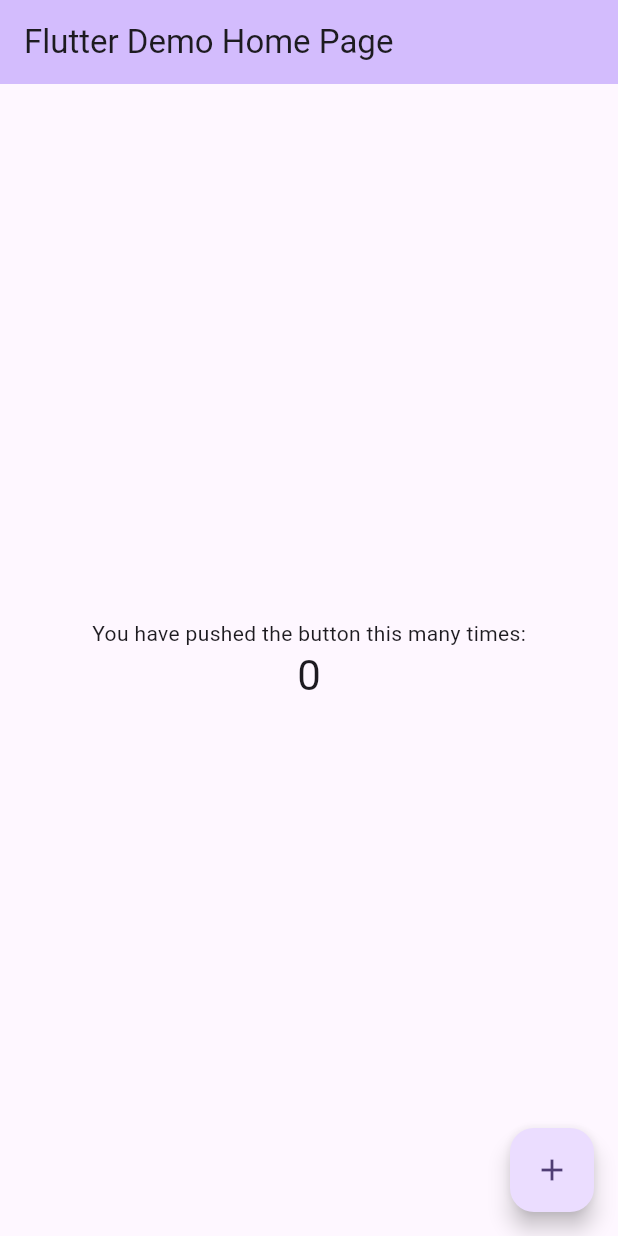
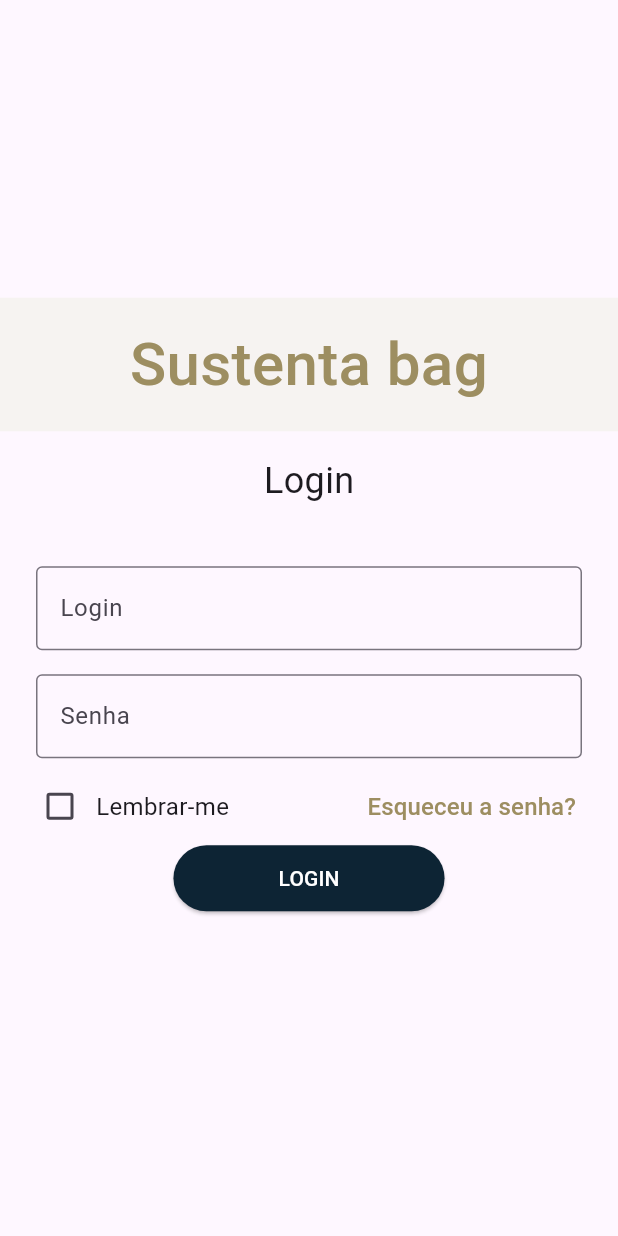
Before and after one commit to Sustenta-Bag/Sustenta-Bag-Business, a Flutter app: the screen it shows after launch, on a phone screen of 412 x 824 dp. Run offline on Flutter 3.47's test engine with Material 3 defaults, Android fonts, the light colour scheme and no system bars; our stand-ins replace flutter_dotenv, sqflite; accounts and stored records are empty; Roboto replaces fonts that are missing (Bellefair).

Commit message:
structure: autenticação de rotas mobile

```diff
--- a/sustenta_bag_business/lib/main.dart
+++ b/sustenta_bag_business/lib/main.dart
@@ -1,122 +1,195 @@
 import 'package:flutter/material.dart';
+import 'package:flutter_dotenv/flutter_dotenv.dart';
+import 'package:sqflite/sqflite.dart';
+import 'package:path/path.dart';
+import 'package:sustenta_bag_business/ui/screens/DashboardPage.dart';
+import 'package:sustenta_bag_business/ui/screens/LoginPage.dart';
 
-void main() {
-  runApp(const MyApp());
+void main() async {
+  WidgetsFlutterBinding.ensureInitialized();
+  try {
+    await dotenv.load(fileName: ".env");
+  } catch (e) {
+    print("Erro ao carregar o arquivo .env: $e");
+  }
+  runApp(MyApp());
 }
 
-class MyApp extends StatelessWidget {
-  const MyApp({super.key});
+class DatabaseHelper {
+  static Database? _database;
 
-  // This widget is the root of your application.
+  static Future<Database> get database async {
+    if (_database != null) return _database!;
+    _database = await _initDatabase();
+    return _database!;
+  }
+
+  static Future<Database> _initDatabase() async {
+    String path = join(await getDatabasesPath(), 'auth.db');
+    return openDatabase(
+      path,
+      version: 1,
+      onCreate: (db, version) {
+        return db.execute(
+          "CREATE TABLE auth (id INTEGER PRIMARY KEY, token TEXT)",
+        );
+      },
+    );
+  }
+
+  static Future<void> saveToken(String token) async {
+    final db = await database;
+    await db.insert(
+      'auth',
+      {'id': 1, 'token': token},
+      conflictAlgorithm: ConflictAlgorithm.replace,
+    );
+  }
+
+  static Future<String?> getToken() async {
+    final db = await database;
+    final List<Map<String, dynamic>> maps = await db.query('auth');
+    if (maps.isNotEmpty) {
+      return maps.first['token'] as String?;
+    }
+    return null;
+  }
+
+  static Future<void> deleteToken() async {
+    final db = await database;
+    await db.delete('auth');
+  }
+}
+
+class MyApp extends StatefulWidget {
+  MyApp({super.key});
+
+  @override
+  State<MyApp> createState() => _MyAppState();
+}
+
+class _MyAppState extends State<MyApp> {
+  bool isAuthenticated = false;
+
+  Future<void> checkAuthentication() async {
+    final String? token = await DatabaseHelper.getToken();
+    setState(() {
+      isAuthenticated = token != null;
+    });
+  }
+
+  @override
+  void initState() {
+    super.initState();
+    checkAuthentication();
+  }
+
   @override
   Widget build(BuildContext context) {
     return MaterialApp(
-      title: 'Flutter Demo',
-      theme: ThemeData(
-        // This is the theme of your application.
-        //
-        // TRY THIS: Try running your application with "flutter run". You'll see
-        // the application has a purple toolbar. Then, without quitting the app,
-        // try changing the seedColor in the colorScheme below to Colors.green
-        // and then invoke "hot reload" (save your changes or press the "hot
-        // reload" button in a Flutter-supported IDE, or press "r" if you used
-        // the command line to start the app).
-        //
-        // Notice that the counter didn't reset back to zero; the application
-        // state is not lost during the reload. To reset the state, use hot
-        // restart instead.
-        //
-        // This works for code too, not just values: Most code changes can be
-        // tested with just a hot reload.
-        colorScheme: ColorScheme.fromSeed(seedColor: Colors.deepPurple),
-      ),
-      home: const MyHomePage(title: 'Flutter Demo Home Page'),
+      title: 'Empresarial',
+      initialRoute: isAuthenticated ? '/dashboard' : '/login',
+      onGenerateRoute: (settings) {
+        //if ((settings.name == '/dashboard' || settings.name == '/agenda' || settings.name == '/produtores') && !isAuthenticated) {
+          //return createRoute(const LoginPage());
+       // }
+
+        switch (settings.name) {
+          case '/login':
+            return createRoute(const LoginPage());
+          //case '/agenda':
+          //  return createRoute(const AuthenticatedLayout(selectedIndex: 1));
+         // case '/produtores':
+          //  return createRoute(const AuthenticatedLayout(selectedIndex: 2));
+          //case '/dashboard':
+          //  return createRoute(const AuthenticatedLayout(selectedIndex: 0));
+          case '/dashboard':
+          return createRoute(const DashboardPage());
+          default:
+            return createRoute(const LoginPage());
+        }
+      },
     );
   }
 }
 
-class MyHomePage extends StatefulWidget {
-  const MyHomePage({super.key, required this.title});
+Route createRoute(Widget page) {
+  return PageRouteBuilder(
+    pageBuilder: (context, animation, secondaryAnimation) => page,
+    transitionsBuilder: (context, animation, secondaryAnimation, child) {
+      const begin = Offset(1.0, 0.0);
+      const end = Offset.zero;
+      const curve = Curves.easeInOut;
+      var tween = Tween(begin: begin, end: end).chain(CurveTween(curve: curve));
+      var offsetAnimation = animation.drive(tween);
+      return SlideTransition(position: offsetAnimation, child: child);
+    },
+  );
+}
 
-  // This widget is the home page of your application. It is stateful, meaning
-  // that it has a State object (defined below) that contains fields that affect
-  // how it looks.
-
-  // This class is the configuration for the state. It holds the values (in this
-  // case the title) provided by the parent (in this case the App widget) and
-  // used by the build method of the State. Fields in a Widget subclass are
-  // always marked "final".
-
-  final String title;
+class AuthenticatedLayout extends StatefulWidget {
+  const AuthenticatedLayout({super.key, required this.selectedIndex});
+  final int selectedIndex;
 
   @override
-  State<MyHomePage> createState() => _MyHomePageState();
+  _AuthenticatedLayoutState createState() => _AuthenticatedLayoutState();
 }
 
-class _MyHomePageState extends State<MyHomePage> {
-  int _counter = 0;
+class _AuthenticatedLayoutState extends State<AuthenticatedLayout> {
+  int _selectedIndex = 0;
 
-  void _incrementCounter() {
+  @override
+  void initState() {
+    super.initState();
+    _selectedIndex = widget.selectedIndex;
+  }
+
+  void _onItemTapped(int index) {
     setState(() {
-      // This call to setState tells the Flutter framework that something has
-      // changed in this State, which causes it to rerun the build method below
-      // so that the display can reflect the updated values. If we changed
-      // _counter without calling setState(), then the build method would not be
-      // called again, and so nothing would appear to happen.
-      _counter++;
+      _selectedIndex = index;
     });
+  }
+
+  Widget _getPage(int index) {
+    switch (index) {
+      case 0:
+        return const DashboardPage();
+      default:
+        return const DashboardPage();
+    }
   }
 
   @override
   Widget build(BuildContext context) {
-    // This method is rerun every time setState is called, for instance as done
-    // by the _incrementCounter method above.
-    //
-    // The Flutter framework has been optimized to make rerunning build methods
-    // fast, so that you can just rebuild anything that needs updating rather
-    // than having to individually change instances of widgets.
     return Scaffold(
       appBar: AppBar(
-        // TRY THIS: Try changing the color here to a specific color (to
-        // Colors.amber, perhaps?) and trigger a hot reload to see the AppBar
-        // change color while the other colors stay the same.
-        backgroundColor: Theme.of(context).colorScheme.inversePrimary,
-        // Here we take the value from the MyHomePage object that was created by
-        // the App.build method, and use it to set our appbar title.
-        title: Text(widget.title),
+        backgroundColor: const Color(0xFF0D2434),
+        title: const Text('SUSTENTA BAG BUSINESS', style: TextStyle(color: Colors.white, fontSize: 24.0)),
+        centerTitle: true,
+        automaticallyImplyLeading: false,
+        actions: [
+          IconButton(
+            icon: const Icon(Icons.logout),
+            onPressed: () async {
+              await DatabaseHelper.deleteToken();
+              Navigator.pushReplacementNamed(context, '/login');
+            },
+          ),
+        ],
       ),
-      body: Center(
-        // Center is a layout widget. It takes a single child and positions it
-        // in the middle of the parent.
-        child: Column(
-          // Column is also a layout widget. It takes a list of children and
-          // arranges them vertically. By default, it sizes itself to fit its
-          // children horizontally, and tries to be as tall as its parent.
-          //
-          // Column has various properties to control how it sizes itself and
-          // how it positions its children. Here we use mainAxisAlignment to
-          // center the children vertically; the main axis here is the vertical
-          // axis because Columns are vertical (the cross axis would be
-          // horizontal).
-          //
-          // TRY THIS: Invoke "debug painting" (choose the "Toggle Debug Paint"
-          // action in the IDE, or press "p" in the console), to see the
-          // wireframe for each widget.
-          mainAxisAlignment: MainAxisAlignment.center,
-          children: <Widget>[
-            const Text('You have pushed the button this many times:'),
-            Text(
-              '$_counter',
-              style: Theme.of(context).textTheme.headlineMedium,
-            ),
-          ],
-        ),
+      body: _getPage(_selectedIndex),
+      bottomNavigationBar: BottomNavigationBar(
+        backgroundColor: const Color(0xFF0D2434),
+        selectedItemColor: Colors.white,
+        unselectedItemColor: Colors.white54,
+        currentIndex: _selectedIndex,
+        items: const <BottomNavigationBarItem>[
+          BottomNavigationBarItem(icon: Icon(Icons.home), label: 'Dashboard'),
+          BottomNavigationBarItem(icon: Icon(Icons.ac_unit_sharp), label: 'algo 1'),
+          BottomNavigationBarItem(icon: Icon(Icons.accessible_sharp), label: 'algo 2'),
+        ],
+        onTap: _onItemTapped,
       ),
-      floatingActionButton: FloatingActionButton(
-        onPressed: _incrementCounter,
-        tooltip: 'Increment',
-        child: const Icon(Icons.add),
-      ), // This trailing comma makes auto-formatting nicer for build methods.
     );
   }
 }
--- /dev/null
+++ b/sustenta_bag_business/lib/ui/screens/LoginPage.dart
@@ -0,0 +1,201 @@
+import 'dart:convert';
+import 'package:flutter/material.dart';
+import 'package:flutter_dotenv/flutter_dotenv.dart';
+
+class LoginPage extends StatefulWidget {
+  const LoginPage({super.key});
+
+  @override
+  _LoginPageState createState() => _LoginPageState();
+}
+
+class _LoginPageState extends State<LoginPage> {
+  final TextEditingController _loginController = TextEditingController();
+  final TextEditingController _senhaController = TextEditingController();
+
+  Future<void> _login() async {
+    String email = _loginController.text;
+    String senha = _senhaController.text;
+    if (email.isNotEmpty && senha.isNotEmpty) {
+
+      //try {
+      //Exemplo de como fazer uma request, porém isso é para web, trocar para mobile.
+      // var response = await http.post(
+      //   Uri.parse('${dotenv.env['API_BASE_URL']}/login'),
+      //   headers: {
+      //     'Content-Type': 'application/json',
+      //   },
+      //   body: jsonEncode({
+      //     'email': email,
+      //     'senha': senha,
+      //   }),
+      // );
+      //   if (!mounted) return;
+      //   var responseData = jsonDecode(response.body);
+
+      //   if (response.statusCode == 200) {
+      //     String tokenAcess = responseData['token'];
+      //     try {
+      //       final prefs = await SharedPreferences.getInstance();
+      //       await prefs.setString('token', tokenAcess);
+      //     } catch (e) {
+      //       print('Erro ao acessar SharedPreferences: $e');
+      //     }
+
+      //     Navigator.pushReplacementNamed(context, '/dashboard');
+      //   } else {
+      //     _showErrorDialog(responseData['message'] ?? 'Erro de autenticação');
+      //   }
+      // } catch (e) {
+      //   if (mounted) {
+      //     _showErrorDialog('Erro de conexão. Tente novamente mais tarde.');
+      //   }
+      // }
+      Navigator.pushReplacementNamed(context, '/dashboard');
+    } else {
+      if (mounted) {
+        _showErrorDialog('Preencha os campos de login e senha.');
+      }
+    }
+  }
+
+  void _showErrorDialog(String message) {
+    showDialog(
+      context: context,
+      builder: (context) {
+        return AlertDialog(
+          title: const Text('Erro'),
+          content: Text(message),
+          actions: [
+            TextButton(
+              onPressed: () {
+                Navigator.of(context).pop();
+              },
+              child: const Text('OK'),
+            ),
+          ],
+        );
+      },
+    );
+  }
+
+  @override
+  Widget build(BuildContext context) {
+    return Scaffold(
+      body: SafeArea(
+        child: Center(
+          child: SingleChildScrollView(
+            child: Column(
+              mainAxisAlignment: MainAxisAlignment.spaceBetween,
+              children: [
+                Container(
+                  color: const Color(0xFFF6F3F1),
+                  width: double.infinity,
+                  child: Column(
+                    mainAxisAlignment: MainAxisAlignment.start,
+                    children: [
+                      const Padding(
+                        padding: EdgeInsets.all(16.0),
+                        child: Text(
+                          'Sustenta bag',
+                          style: TextStyle(
+                            fontWeight: FontWeight.w500,
+                            fontSize: 40.0,
+                            color: Color(0xFF9D8E61),
+                            fontFamily: 'Bellefair',
+                          ),
+                          textAlign: TextAlign.center,
+                        ),
+                      ),
+                    ],
+                  ),
+                ),
+                const Padding(
+                  padding: EdgeInsets.all(16.0),
+                  child: Text(
+                    'Login',
+                    style: TextStyle(
+                      fontSize: 24.0,
+                      fontWeight: FontWeight.w400,
+                    ),
+                  ),
+                ),
+                Padding(
+                  padding: const EdgeInsets.all(16.0),
+                  child: Column(
+                    children: [
+                      Padding(
+                        padding: const EdgeInsets.all(8.0),
+                        child: TextField(
+                          controller: _loginController,
+                          decoration: const InputDecoration(
+                            border: OutlineInputBorder(),
+                            labelText: 'Login',
+                          ),
+                        ),
+                      ),
+                      Padding(
+                        padding: const EdgeInsets.all(8.0),
+                        child: TextField(
+                          controller: _senhaController,
+                          obscureText: true,
+                          decoration: const InputDecoration(
+                            border: OutlineInputBorder(),
+                            labelText: 'Senha',
+                          ),
+                        ),
+                      ),
+                      Row(
+                        mainAxisAlignment: MainAxisAlignment.spaceBetween,
+                        children: [
+                          Row(
+                            children: [
+                              Checkbox(
+                                value: false,
+                                onChanged: (bool? value) {},
+                              ),
+                              const Text(
+                                'Lembrar-me',
+                                style: TextStyle(fontSize: 16.0),
+                              ),
+                            ],
+                          ),
+                          TextButton(
+                            onPressed: () {
+                              Navigator.pushNamed(context, '/recuperar-senha');
+                            },
+                            child: const Text(
+                              'Esqueceu a senha?',
+                              style: TextStyle(
+                                fontSize: 16.0,
+                                color: Color(0xFF9D8E61),
+                              ),
+                            ),
+                          ),
+                        ],
+                      ),
+                      ElevatedButton(
+                        style: ElevatedButton.styleFrom(
+                          padding: const EdgeInsets.symmetric(
+                            horizontal: 70,
+                            vertical: 12,
+                          ),
+                          backgroundColor: const Color(0xFF0D2434),
+                        ),
+                        onPressed: _login,
+                        child: const Text(
+                          'LOGIN',
+                          style: TextStyle(color: Colors.white),
+                        ),
+                      ),
+                    ],
+                  ),
+                ),
+              ],
+            ),
+          ),
+        ),
+      ),
+    );
+  }
+}
--- a/sustenta_bag_business/pubspec.yaml
+++ b/sustenta_bag_business/pubspec.yaml
@@ -34,6 +34,9 @@ dependencies:
   # The following adds the Cupertino Icons font to your application.
   # Use with the CupertinoIcons class for iOS style icons.
   cupertino_icons: ^1.0.8
+  sqflite: ^2.3.2
+  path_provider: ^2.1.2
+  flutter_dotenv: ^5.0.2
 
 dev_dependencies:
   flutter_test:
```
Also changed, not shown: sustenta_bag_business/lib/ui/screens/DashboardPage.dart (added, +20 -0 lines), sustenta_bag_business/pubspec.lock, 1 other file.
